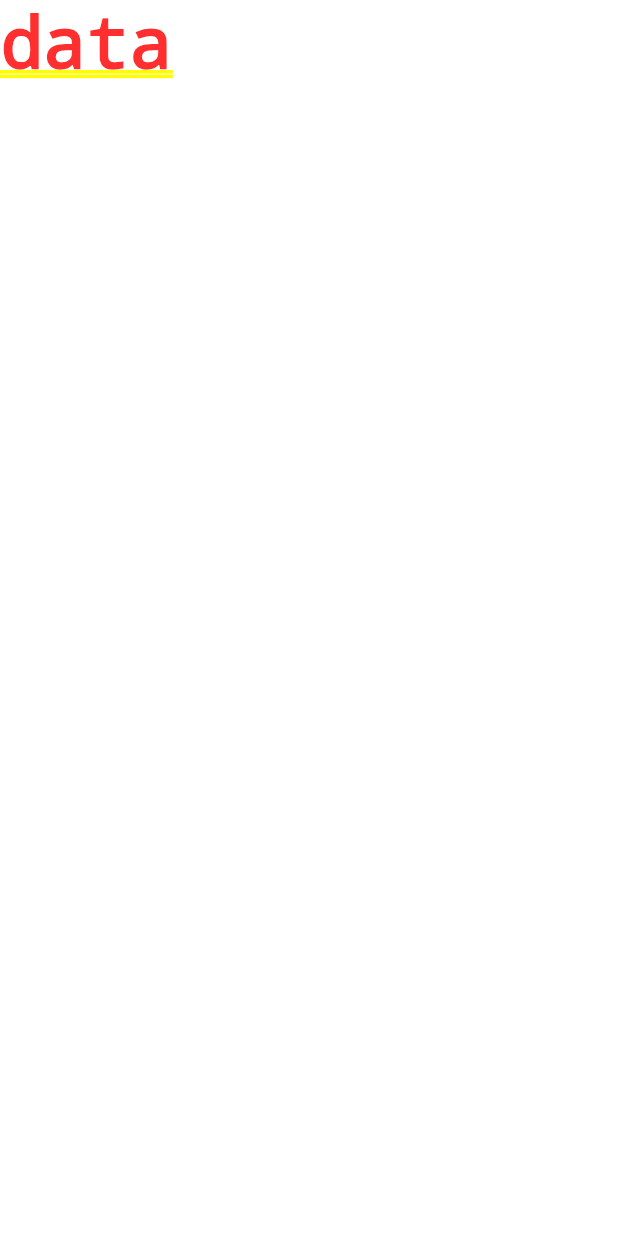
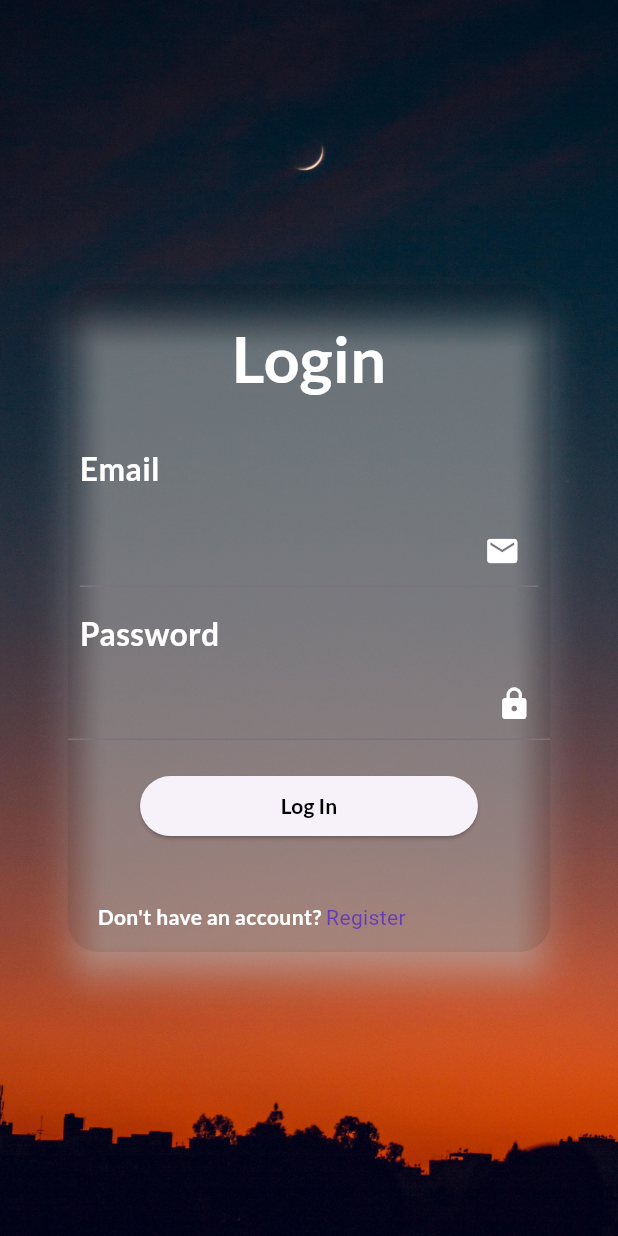
Before and after one commit to weird-akshat/real_estate_management_system, a Flutter app: the screen it shows after launch, on a phone screen of 412 x 824 dp. Run offline on Flutter 3.47's test engine with Material 3 defaults, Android fonts, the light colour scheme and no system bars; our stand-ins replace google_fonts.

Commit message:
added the login page

```diff
--- /dev/null
+++ b/lib/login_page.dart
@@ -0,0 +1,139 @@
+import 'package:flutter/material.dart';
+import 'package:google_fonts/google_fonts.dart';
+
+class LoginPage extends StatelessWidget {
+  const LoginPage({super.key});
+
+  @override
+  Widget build(BuildContext context) {
+    double height = MediaQuery.of(context).size.height;
+    TextStyle style = GoogleFonts.lato(
+      color: Colors.white,
+      fontWeight: FontWeight.bold,
+    );
+
+    return Scaffold(
+      backgroundColor: Colors.transparent,
+      body: Stack(children: [
+        Positioned.fill(
+          child: Image.asset(
+            'assets/images/image3.jpg',
+            fit: BoxFit.cover,
+          ),
+        ),
+        Center(
+          // color: Colors.blue,
+          child: SingleChildScrollView(
+            child: Column(
+              mainAxisAlignment: MainAxisAlignment.center,
+              crossAxisAlignment: CrossAxisAlignment.center,
+              children: [
+                LayoutBuilder(builder: (context, constraints) {
+                  return SizedBox(
+                    width: constraints.maxWidth * .8,
+                    height: height * 0.55,
+                    child: Card(
+                      color: Colors.transparent.withValues(alpha: .08),
+                      shape: RoundedRectangleBorder(
+                          borderRadius: BorderRadius.circular(20)),
+                      elevation: 10,
+                      shadowColor: Colors.white,
+                      child: SingleChildScrollView(
+                        child: Column(
+                          crossAxisAlignment: CrossAxisAlignment.start,
+                          children: [
+                            Padding(
+                              padding: const EdgeInsets.all(20),
+                              child: Center(
+                                child: Text(
+                                  'Login',
+                                  textScaler: TextScaler.linear(3),
+                                  style: style,
+                                ),
+                              ),
+                            ),
+                            Padding(
+                              padding: const EdgeInsets.all(8.0),
+                              child: Text(
+                                'Email',
+                                textScaler: TextScaler.linear(1.5),
+                                style: style,
+                              ),
+                            ),
+                            Padding(
+                              padding: const EdgeInsets.all(8.0),
+                              child: TextField(
+                                style: style,
+                                decoration: InputDecoration(
+                                    suffixIcon: Icon(
+                                  Icons.mail,
+                                  color: Colors.white,
+                                )),
+                              ),
+                            ),
+                            Padding(
+                              padding: const EdgeInsets.all(8.0),
+                              child: Text(
+                                'Password',
+                                textScaler: TextScaler.linear(1.5),
+                                style: style,
+                              ),
+                            ),
+                            TextField(
+                              style: style,
+                              decoration: InputDecoration(
+                                  suffixIcon: Icon(
+                                Icons.lock,
+                                color: Colors.white,
+                              )),
+                            ),
+                            Padding(
+                              padding: const EdgeInsets.all(20),
+                              child: LayoutBuilder(
+                                builder: (context, constraints) => Center(
+                                  child: ElevatedButton(
+                                    onPressed: () {},
+                                    style: ButtonStyle(
+                                      fixedSize: WidgetStatePropertyAll(Size(
+                                          constraints.maxWidth * 0.8,
+                                          constraints.maxHeight)),
+                                    ),
+                                    child: Text(
+                                      'Log In',
+                                      style:
+                                          style.copyWith(color: Colors.black),
+                                    ),
+                                  ),
+                                ),
+                              ),
+                            ),
+                            Padding(
+                              padding: const EdgeInsets.all(20.0),
+                              child: SingleChildScrollView(
+                                child: Row(
+                                  children: [
+                                    Text("Don't have an account? ",
+                                        style: style),
+                                    Text(
+                                      'Register',
+                                      style:
+                                          TextStyle(color: Colors.deepPurple),
+                                    )
+                                  ],
+                                ),
+                              ),
+                            )
+                          ],
+                        ),
+                      ),
+                    ),
+                  );
+                }),
+              ],
+            ),
+          ),
+        ),
+      ]),
+    );
+  }
+}
--- a/lib/main.dart
+++ b/lib/main.dart
@@ -1,4 +1,5 @@
 import 'package:flutter/material.dart';
+import 'package:real_estate_management_system/login_page.dart';
 
 void main() {
   runApp(MyApp());
@@ -9,6 +10,6 @@ class MyApp extends StatelessWidget {
 
   @override
   Widget build(BuildContext context) {
-    return const MaterialApp(home: Text('data'));
+    return const MaterialApp(home: LoginPage());
   }
 }
--- a/pubspec.yaml
+++ b/pubspec.yaml
@@ -34,6 +34,7 @@ dependencies:
   # The following adds the Cupertino Icons font to your application.
   # Use with the CupertinoIcons class for iOS style icons.
   cupertino_icons: ^1.0.8
+  google_fonts: ^6.2.1
 
 dev_dependencies:
   flutter_test:
@@ -58,8 +59,8 @@ flutter:
   uses-material-design: true
 
   # To add assets to your application, add an assets section, like this:
-  # assets:
-  #   - images/a_dot_burr.jpeg
+  assets:
+    - assets/images/
   #   - images/a_dot_ham.jpeg
 
   # An image asset can refer to one or more resolution-specific "variants", see
```
Also changed, not shown: assets/images/image1.jpg (added), assets/images/image2.jpg (added), assets/images/image3.jpg (added), pubspec.lock, 1 other file.
